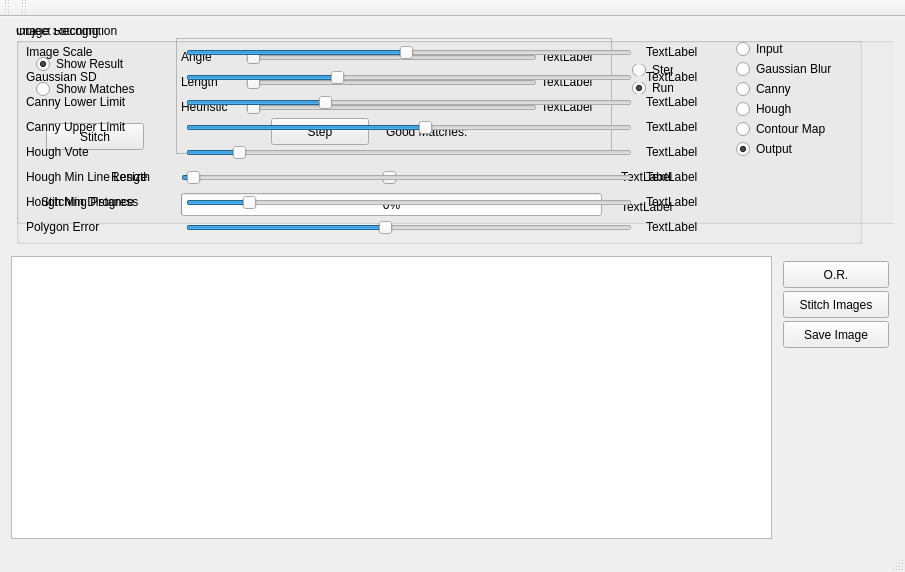
ironage/VISOR, file mainwindow.ui: the form before one commit.
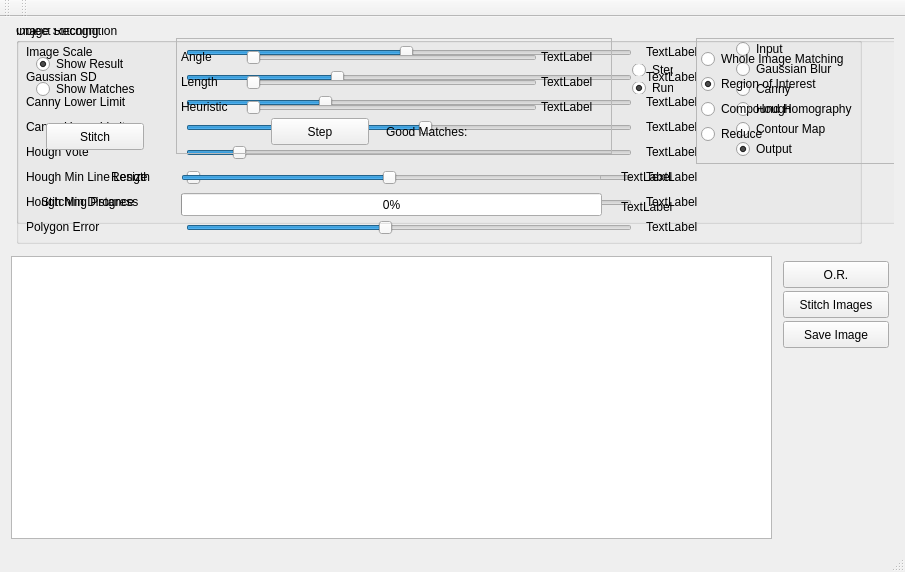
The form after the commit. Custom widgets are drawn as their Qt base class.

Commit message: added controls for changing the stitching algorithm at run time

```diff
--- a/mainwindow.ui
+++ b/mainwindow.ui
@@ -1046,9 +1046,78 @@
          </property>
         </widget>
        </widget>
+       <widget class="QFrame" name="frame_3">
+        <property name="geometry">
+         <rect>
+          <x>680</x>
+          <y>15</y>
+          <width>206</width>
+          <height>126</height>
+         </rect>
+        </property>
+        <property name="frameShape">
+         <enum>QFrame::StyledPanel</enum>
+        </property>
+        <property name="frameShadow">
+         <enum>QFrame::Raised</enum>
+        </property>
+        <widget class="QRadioButton" name="radio_IS_wholeImageMatching">
+         <property name="geometry">
+          <rect>
+           <x>5</x>
+           <y>10</y>
+           <width>181</width>
+           <height>22</height>
+          </rect>
+         </property>
+         <property name="text">
+          <string>Whole Image Matching</string>
+         </property>
+        </widget>
+        <widget class="QRadioButton" name="radio_IS_ROI">
+         <property name="geometry">
+          <rect>
+           <x>5</x>
+           <y>35</y>
+           <width>181</width>
+           <height>22</height>
+          </rect>
+         </property>
+         <property name="text">
+          <string>Region of Interest</string>
+         </property>
+         <property name="checked">
+          <bool>true</bool>
+         </property>
+        </widget>
+        <widget class="QRadioButton" name="radio_IS_compoundHomography">
+         <property name="geometry">
+          <rect>
+           <x>5</x>
+           <y>60</y>
+           <width>191</width>
+           <height>22</height>
+          </rect>
+         </property>
+         <property name="text">
+          <string>Compound Homography</string>
+         </property>
+        </widget>
+        <widget class="QRadioButton" name="radio_IS_reduce">
+         <property name="geometry">
+          <rect>
+           <x>5</x>
+           <y>85</y>
+           <width>116</width>
+           <height>22</height>
+          </rect>
+         </property>
+         <property name="text">
+          <string>Reduce</string>
+         </property>
+        </widget>
+       </widget>
       </widget>
-      <zorder>groupBox_IS</zorder>
-      <zorder>groupBox</zorder>
      </widget>
     </item>
     <item>
```
The commit also changes 2 other files.
